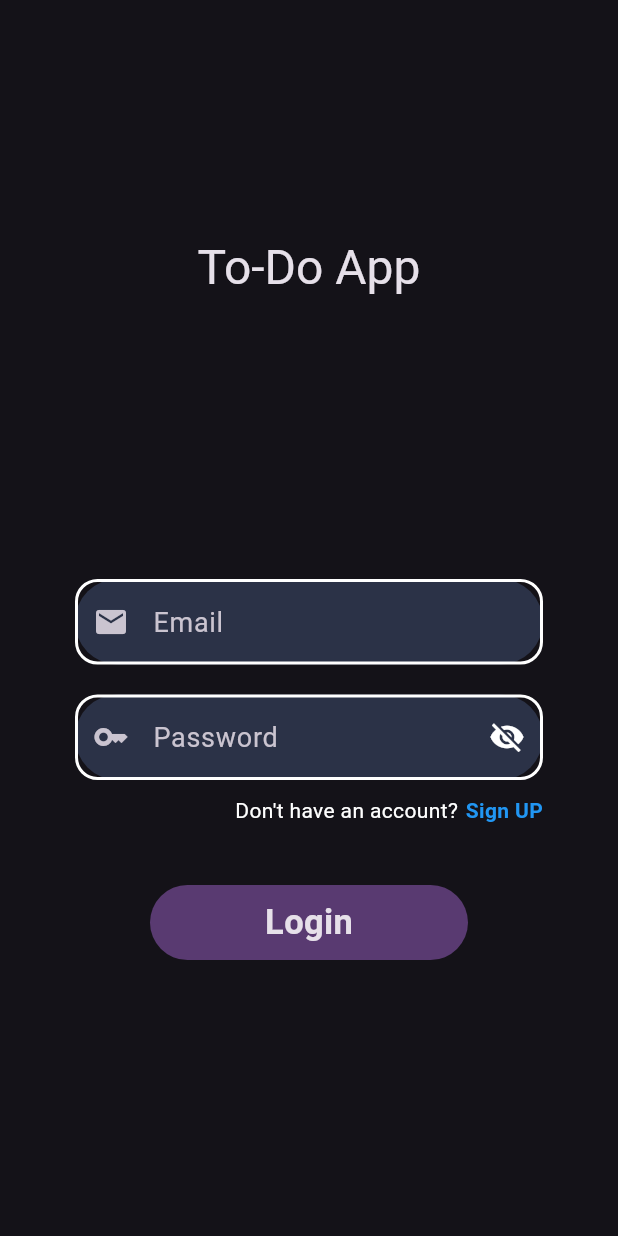
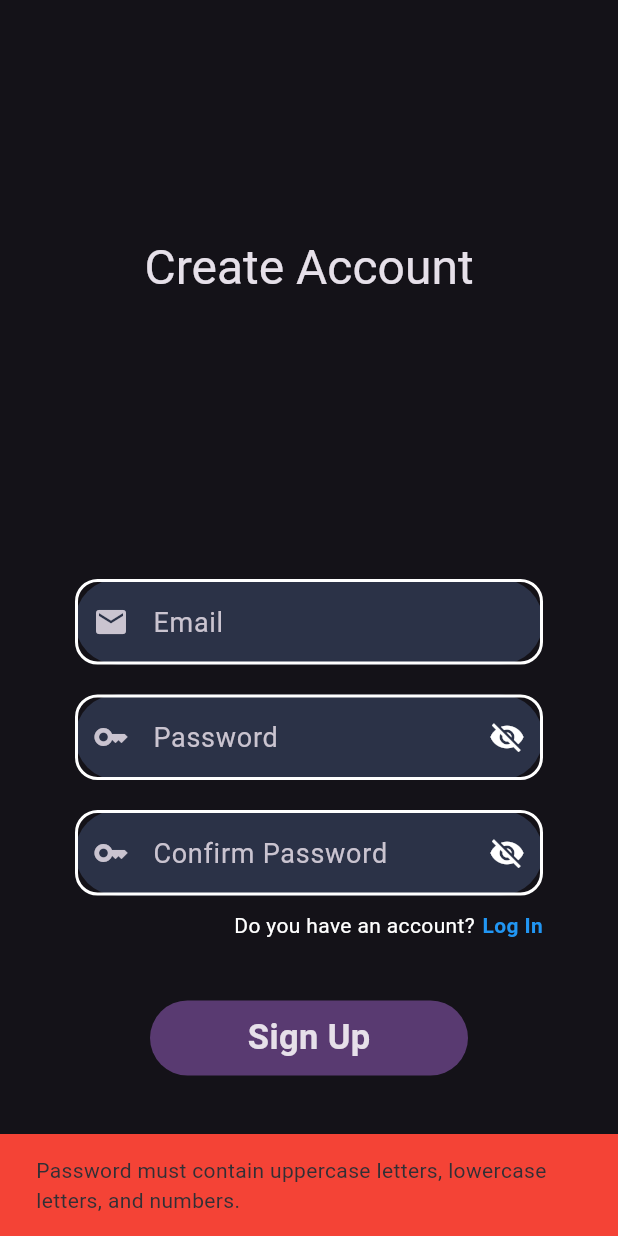
Before and after one commit to Baseletos/TodoApp, a Flutter app: the screen it shows after launch, after a tap on "Sign UP", after a tap on "Sign Up", on a phone screen of 412 x 824 dp. Run offline on Flutter 3.47's test engine with Material 3 defaults, Android fonts, the phone set to English and light mode, and no system bars; our stand-ins replace cloud_firestore, firebase_auth, firebase_core; accounts and stored records are empty; network calls fail.

Commit message:
add validations in sign up on email and password format with diplaying error messages and check if the email exists before complete sign up and error message for wrong credintials in log in

```diff
--- a/lib/data/auth_data.dart
+++ b/lib/data/auth_data.dart
@@ -2,45 +2,81 @@ import 'package:firebase_auth/firebase_auth.dart';
 import 'package:todo_app/data/firestore.dart';
 
 abstract class AuthenticationDatasource {
-  Future<void> register(String email, String password, String passwordConfirm);
-  Future<bool> login(String email, String password);
+  Future<String?> register(String email, String password, String passwordConfirm);
+  Future<String?> login(String email, String password);
+  Future<bool> emailExists(String email);
 }
 
 class AuthenticationRemote extends AuthenticationDatasource {
   @override
-  Future<bool> login(String email, String password) async {
+  Future<String?> login(String email, String password) async {
     try {
       await FirebaseAuth.instance.signInWithEmailAndPassword(
         email: email.trim(),
         password: password.trim(),
       );
-      return true;
+      return null; // Login successful
     } on FirebaseAuthException catch (e) {
       if (e.code == 'user-not-found') {
-        print('No user found for that email.');
+        return 'No user found for that email.';
       } else if (e.code == 'wrong-password') {
-        print('Wrong password provided for that user.');
+        return 'Wrong password provided for that user.';
       } else if (e.code == 'invalid-email') {
-        print('Invalid email format.');
+        return 'Invalid email format.';
       } else {
-        print('An unknown error occurred: ${e.message}');
+        return 'An unknown error occurred: ${e.message}';
       }
     } catch (e) {
-      print('An error occurred: $e');
+      return 'An error occurred: $e';
     }
-    return false;
   }
 
   @override
-  Future<void> register(
-      String email, String password, String passwordConfirm) async {
-    if (passwordConfirm == password) {
+  Future<String?> register(String email, String password, String passwordConfirm) async {
+    if (passwordConfirm != password) {
+      return 'Passwords do not match.';
+    }
+
+    if (!isValidPassword(password)) {
+      return 'Password must contain uppercase letters, lowercase letters, and numbers.';
+    }
+
+    try {
+      if (await emailExists(email)) {
+        return 'The email is already in use.';
+      }
+
       await FirebaseAuth.instance
           .createUserWithEmailAndPassword(
-              email: email.trim(), password: password.trim())
-          .then((Value) {
-        Firestore_Datasource().CreateUser(email);
-      });
+              email: email.trim(), password: password.trim());
+      await Firestore_Datasource().CreateUser(email);
+      return null; // Registration successful
+    } on FirebaseAuthException catch (e) {
+      if (e.code == 'weak-password') {
+        return 'The password provided is too weak.';
+      } else if (e.code == 'email-already-in-use') {
+        return 'The email is already in use.';
+      } else {
+        return 'An unknown error occurred: ${e.message}';
+      }
+    } catch (e) {
+      return 'Invalid email format.';
     }
   }
+
+  @override
+  Future<bool> emailExists(String email) async {
+    try {
+      final signInMethods =
+          await FirebaseAuth.instance.fetchSignInMethodsForEmail(email.trim());
+      return signInMethods.isNotEmpty;
+    } catch (e) {
+      throw Exception('An error occurred while checking email existence: $e');
+    }
+  }
+
+  bool isValidPassword(String password) {
+    final RegExp passwordRegExp = RegExp(r'^(?=.*[A-Z])(?=.*[a-z])(?=.*\d).+$');
+    return passwordRegExp.hasMatch(password);
+  }
 }
--- a/lib/screens/login.dart
+++ b/lib/screens/login.dart
@@ -16,8 +16,10 @@ class _LogIN_ScreenState extends State<LogIN_Screen> {
   final email = TextEditingController();
   final password = TextEditingController();
   bool _showPassword = false;
+  String? _successMessage;
+
   @override
-  void initstate() {
+  void initState() {
     super.initState();
     _focusNode1.addListener(() {
       setState(() {});
@@ -25,6 +27,17 @@ class _LogIN_ScreenState extends State<LogIN_Screen> {
     _focusNode2.addListener(() {
       setState(() {});
     });
+  }
+
+  @override
+  void didChangeDependencies() {
+    super.didChangeDependencies();
+    final args = ModalRoute.of(context)?.settings.arguments as Map?;
+    if (args != null && args['successMessage'] != null) {
+      setState(() {
+        _successMessage = args['successMessage'];
+      });
+    }
   }
 
   void _togglePasswordVisibility() {
@@ -42,6 +55,20 @@ class _LogIN_ScreenState extends State<LogIN_Screen> {
             children: [
               const SizedBox(height: 20),
               Login(context),
+              const SizedBox(height: 20),
+              if (_successMessage != null)
+                Padding(
+                  padding: const EdgeInsets.symmetric(horizontal: 50),
+                  child: Text(
+                    _successMessage!,
+                    style: const TextStyle(
+                      color: Colors.green,
+                      fontSize: 16.0,
+                      fontWeight: FontWeight.bold,
+                    ),
+                    textAlign: TextAlign.center,
+                  ),
+                ),
               const SizedBox(height: 50),
               textfield(email, _focusNode1, 'Email', Icons.email),
               const SizedBox(height: 20),
@@ -52,10 +79,11 @@ class _LogIN_ScreenState extends State<LogIN_Screen> {
               const SizedBox(height: 10),
               account(),
               const SizedBox(height: 40),
-            login_button()
+              login_button(),
             ],
           ),
-      )),
+        ),
+      ),
     );
   }
 
@@ -98,12 +126,11 @@ class _LogIN_ScreenState extends State<LogIN_Screen> {
       ),
       child: GestureDetector(
         onTap: () async {
-          bool isLoggedIn =
-              await AuthenticationRemote().login(email.text, password.text);
-          if (isLoggedIn) {
+          final errorMessage = await AuthenticationRemote().login(email.text, password.text);
+          if (errorMessage == null) {
             Navigator.pushNamed(context, '/todo_list');
           } else {
-            showFailureMessage(context, 'Invalid email or password');
+            showFailureMessage(context, errorMessage);
           }
         },
         child: Container(
@@ -120,7 +147,8 @@ class _LogIN_ScreenState extends State<LogIN_Screen> {
               fontSize: 23,
               fontWeight: FontWeight.bold,
             ),
-            )),
+          ),
+        ),
       ),
     );
   }
@@ -193,7 +221,7 @@ class _LogIN_ScreenState extends State<LogIN_Screen> {
   void showFailureMessage(BuildContext context, String message) {
     final snackBar = SnackBar(
       content: Text(
-        message,
+        'Wrong Email or Password',
         style: const TextStyle(color: Colors.white),
       ),
       backgroundColor: Colors.red,
--- a/lib/screens/signup.dart
+++ b/lib/screens/signup.dart
@@ -111,14 +111,40 @@ class _SignUP_ScreenState extends State<SignUP_Screen> {
 
 Widget signup_button() {
   return Padding(
-      padding: const EdgeInsets.symmetric(
-        horizontal: 100,
+    padding: const EdgeInsets.symmetric(horizontal: 100),
+    child: GestureDetector(
+      onTap: () async {
+        try {
+          final errorMessage = await AuthenticationRemote().register(
+            email.text,
+            password.text,
+            passwordConfirm.text,
+          );
+
+          if (errorMessage != null) {
+            // Show an error message to the user
+            ScaffoldMessenger.of(context).showSnackBar(
+              SnackBar(
+                content: Text(errorMessage),
+                backgroundColor: Colors.red,
               ),
-      child: GestureDetector(
-        onTap: () {
-          AuthenticationRemote()
-              .register(email.text, password.text, passwordConfirm.text);
-          Navigator.pushReplacementNamed(context, '/login');
+            );
+            return;
+          }
+
+          Navigator.pushReplacementNamed(
+            context,
+            '/login',
+            arguments: {'successMessage': 'Sign up successful! Please log in.'},
+          );
+        } catch (e) {
+          ScaffoldMessenger.of(context).showSnackBar(
+            SnackBar(
+              content: Text('An error occurred: $e'),
+              backgroundColor: Colors.red,
+            ),
+          );
+        }
       },
       child: Container(
         alignment: Alignment.center,
@@ -134,7 +160,8 @@ class _SignUP_ScreenState extends State<SignUP_Screen> {
             fontSize: 23,
             fontWeight: FontWeight.bold,
           ),
-            )),
+        ),
+      ),
     ),
   );
 }
```
Lines whose indentation alone changed are shown as unchanged.
